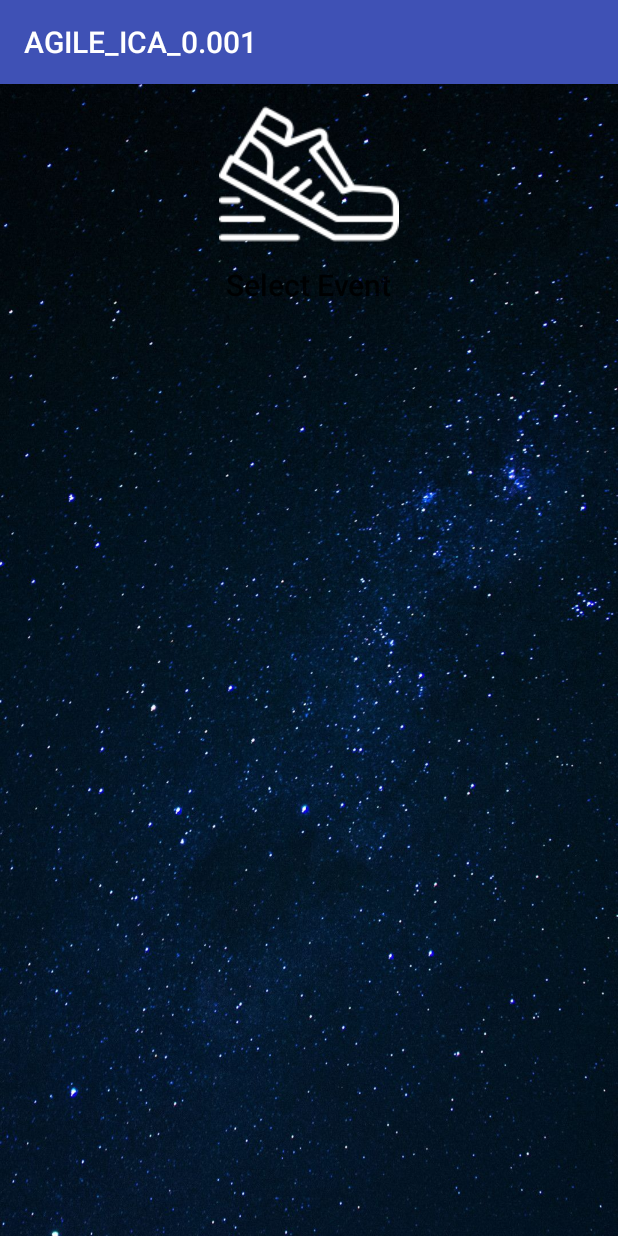
After one commit to Thulaksan/InspireFitnessApp, an Android app: the CreateEventActivity screen opened directly, with no data from a screen before it, on a phone screen of 412 x 824 dp. The commit adds this screen. Run offline under Robolectric (Android 15) with nearby library versions, the phone set to English and light mode, and no system bars.

Commit message:
Event List UI added

```diff
--- a/app/src/main/AndroidManifest.xml
+++ b/app/src/main/AndroidManifest.xml
@@ -26,7 +26,8 @@
                 android:name="android.support.PARENT_ACTIVITY"
                 android:value=".MainActivity" />
         </activity>
-        <activity android:name=".EventListActivity"></activity>
+        <activity android:name=".EventListActivity" />
+        <activity android:name=".CreateEventActivity"></activity>
     </application>
 
 </manifest>
--- /dev/null
+++ b/app/src/main/java/uk/ac/tees/t7191599/agile_ica_0001/CreateEventActivity.java
@@ -0,0 +1,16 @@
+package uk.ac.tees.t7191599.agile_ica_0001;
+
+import android.support.v7.app.AppCompatActivity;
+import android.os.Bundle;
+import android.widget.ArrayAdapter;
+import android.widget.ListView;
+
+public class CreateEventActivity extends AppCompatActivity {
+
+
+    @Override
+    protected void onCreate(Bundle savedInstanceState) {
+        super.onCreate(savedInstanceState);
+        setContentView(R.layout.activity_create_event);
+    }
+}
--- /dev/null
+++ b/app/src/main/res/layout/activity_create_event.xml
@@ -0,0 +1,38 @@
+<?xml version="1.0" encoding="utf-8"?>
+<RelativeLayout xmlns:android="http://schemas.android.com/apk/res/android"
+    xmlns:app="http://schemas.android.com/apk/res-auto"
+    xmlns:tools="http://schemas.android.com/tools"
+    android:layout_width="match_parent"
+    android:layout_height="match_parent"
+    tools:context="uk.ac.tees.t7191599.agile_ica_0001.CreateEventActivity"
+    android:background="@drawable/space_background_1">
+
+    <ImageView
+        android:id="@+id/imageView2"
+        android:layout_width="wrap_content"
+        android:layout_height="wrap_content"
+        android:layout_alignParentTop="true"
+        android:layout_centerHorizontal="true"
+        app:srcCompat="@drawable/logo" />
+
+    <TextView
+        android:id="@+id/textView"
+        android:layout_width="wrap_content"
+        android:layout_height="wrap_content"
+        android:layout_below="@+id/imageView2"
+        android:layout_centerHorizontal="true"
+        android:text="Select Event"
+        android:textAppearance="@style/TextAppearance.AppCompat.Title" />
+
+    <ListView
+        android:id="@+id/Event_List"
+        android:layout_width="match_parent"
+        android:layout_height="match_parent"
+        android:layout_below="@+id/textView"
+        android:layout_centerHorizontal="true"
+        android:cacheColorHint="@android:color/holo_blue_bright"
+        android:divider="@color/cardview_light_background"
+        android:dividerHeight="1dip"
+        android:scrollbars="none|horizontal|vertical" />
+
+</RelativeLayout>
```
Also changed, not shown: app/src/main/java/uk/ac/tees/t7191599/agile_ica_0001/EventListActivity.java (+12 -6 lines), app/src/main/res/layout/activity_event_list.xml (+9 -2 lines).
